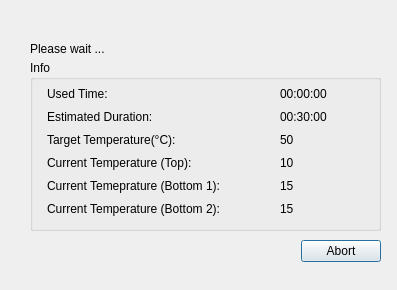
Above: ServiceSW/Master/Components/Diagnostics/Forms/OvenHeatingTestEmptyTimingDialog.ui from Liyezhong/Master before the change. Below: the same form after it.
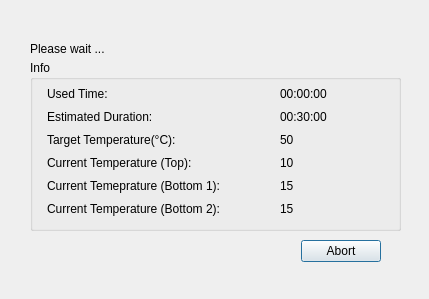
That is the form after the change.

What changed in the file:
```diff
--- a/ServiceSW/Master/Components/Diagnostics/Forms/OvenHeatingTestEmptyTimingDialog.ui
+++ b/ServiceSW/Master/Components/Diagnostics/Forms/OvenHeatingTestEmptyTimingDialog.ui
@@ -6,8 +6,8 @@
    <rect>
     <x>0</x>
     <y>0</y>
-    <width>397</width>
-    <height>290</height>
+    <width>429</width>
+    <height>299</height>
    </rect>
   </property>
   <property name="windowTitle">
@@ -18,7 +18,7 @@
     <rect>
      <x>30</x>
      <y>60</y>
-     <width>351</width>
+     <width>371</width>
      <height>171</height>
     </rect>
    </property>
@@ -43,7 +43,7 @@
      <rect>
       <x>250</x>
       <y>25</y>
-      <width>91</width>
+      <width>101</width>
       <height>17</height>
      </rect>
     </property>
@@ -75,7 +75,7 @@
      <rect>
       <x>250</x>
       <y>48</y>
-      <width>91</width>
+      <width>101</width>
       <height>17</height>
      </rect>
     </property>
```
